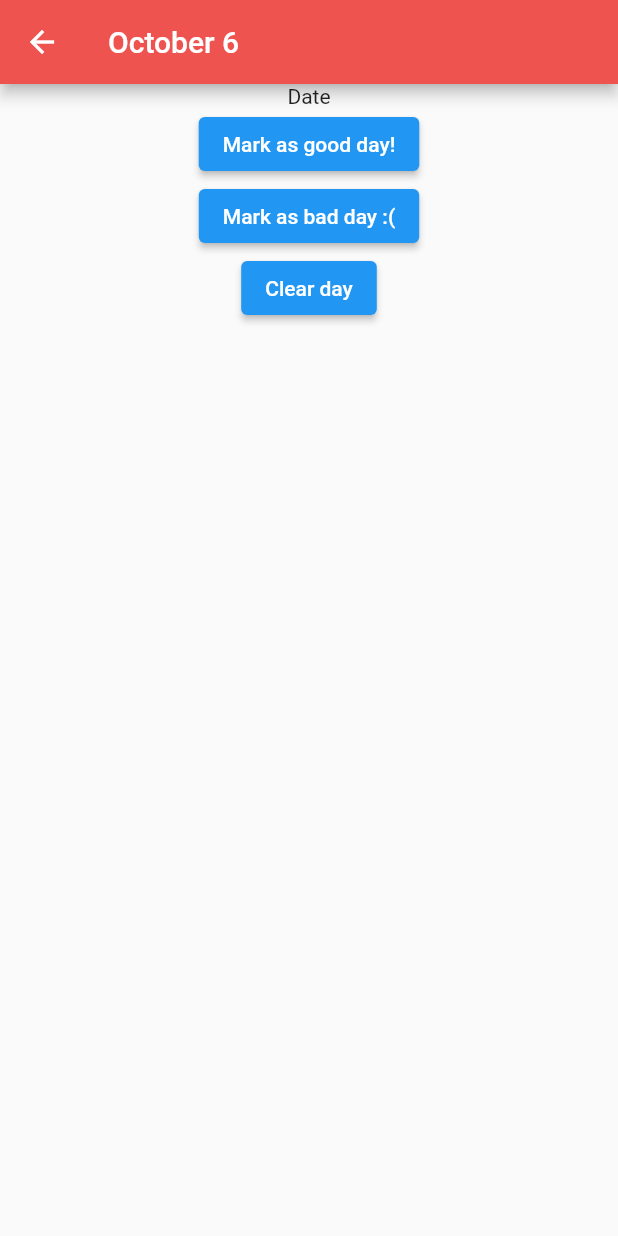
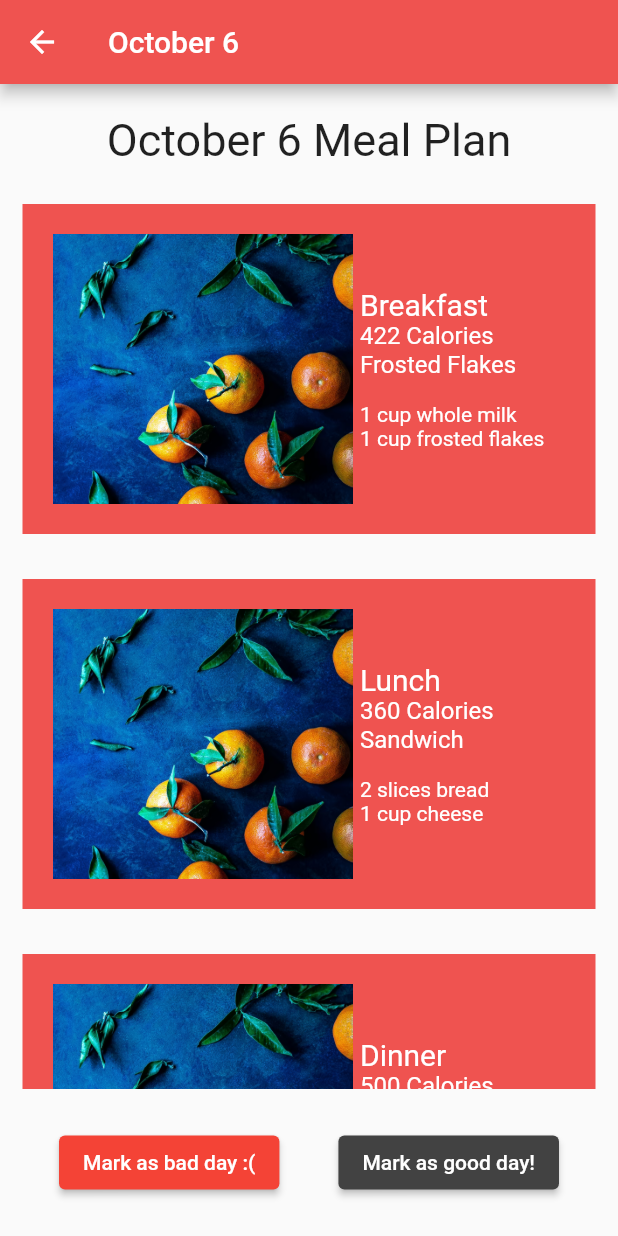
Before and after one commit to Jessica-Trujillo/MealPrep, a Flutter app: the CalendarDayPage screen opened directly with empty values, after a tap on "Mark as bad day :(", on a phone screen of 412 x 824 dp. Run offline on Flutter 3.47's test engine with Material 2 defaults, Android fonts, the phone set to English and light mode, and no system bars; our stand-ins replace cloud_firestore, firebase_auth, firebase_core, flutter_calendar_carousel; missing offline and left inert: cloud_firestore_web, firebase_auth_web, firebase_core_web; accounts and stored records are empty.

Commit message:
Created card view of daily meals and also created buttons for good days and bad days.

```diff
--- a/MealPrep/lib/Calendar/CalendarDay.dart
+++ b/MealPrep/lib/Calendar/CalendarDay.dart
@@ -17,47 +17,122 @@ class CalendarDayPage extends StatefulWidget{
 
 
 class _CalendarDayPageState extends State<CalendarDayPage>{
+  void toggleGoodDay(){
+    setState(() {
+      var profile = CurrentSession.currentProfile;
+      // Current day is not a good day
+      if (!profile.goodDays.any((element) => element.day == widget.trackedDay.day && element.month == widget.trackedDay.month)){
+        profile.goodDays.add(widget.trackedDay);
+      }
+      else{
+        profile.goodDays.removeWhere((element) => element.day == widget.trackedDay.day && element.month == widget.trackedDay.month);
+      }
 
+      profile.badDays.removeWhere((element) => element.day == widget.trackedDay.day && element.month == widget.trackedDay.month);
+      profile.save();
+    });
+
+  }
+
+  void toggleBadDay(){
+    setState(() {
+      var profile = CurrentSession.currentProfile;
+      if (!profile.badDays.any((element) => element.day == widget.trackedDay.day && element.month == widget.trackedDay.month)){
+        profile.badDays.add(widget.trackedDay);
+      }
+      else {
+        profile.badDays.removeWhere((element) => element.day == widget.trackedDay.day && element.month == widget.trackedDay.month);
+      }
+      profile.goodDays.removeWhere((element) => element.day == widget.trackedDay.day && element.month == widget.trackedDay.month);
+      profile.save();
+    });
+
+  }
+
+  Widget buildCard(String title, String calories, String mealTitle, String ingredient1, String ingredient2){
+    return Container(margin: EdgeInsets.all(15), color: MyColors.accentColor, child:
+      Container(margin: EdgeInsets.fromLTRB(20, 20, 20, 20), child:
+        Row(children: [
+            Container(height: 180, width: 200, child:
+              FittedBox(fit: BoxFit.cover, clipBehavior: Clip.hardEdge,
+                child: Image.asset("images/backgroundImage.png"),
+              )
+            ),
+            Container(margin: EdgeInsets.all(5), child:
+              Column(crossAxisAlignment: CrossAxisAlignment.start, children: [
+                FittedBox(child:Text(title, style: TextStyle(fontSize: 20, color: Colors.white))),
+                FittedBox(child:Text(calories + " Calories", style: TextStyle(fontSize: 16, color: Colors.white))),
+                FittedBox(child:Text(mealTitle, style: TextStyle(fontSize: 16, color: Colors.white))),
+                Divider(color: Colors.black, thickness: 3),
+                Text(ingredient1, style: TextStyle(color: Colors.white)),
+                Text(ingredient2, style: TextStyle(color: Colors.white))
+              ],)
+            )
+        ])
+      ),
+    );
+  }
 
   @override
   Widget build(BuildContext context) {
     final DateFormat formatter = DateFormat('MMMM d');
     final String selectedDateStr = formatter.format(this.widget.trackedDay);
 
+    var profile = CurrentSession.currentProfile;
+
+    Color goodDayColor;
+    if (profile.goodDays.any((element) => element.day == this.widget.trackedDay.day && element.month == this.widget.trackedDay.month)){
+      goodDayColor = Colors.green;
+    }
+    else {
+      goodDayColor = Colors.grey[800]!;
+    }
+
+
+    Color badDayColor;
+    if (profile.badDays.any((element) => element.day == this.widget.trackedDay.day && element.month == this.widget.trackedDay.month)){
+      badDayColor = Colors.red;
+    }
+    else {
+      badDayColor = Colors.grey[800]!;
+    }
+    double width = MediaQuery. of(context). size. width;
+
     return Scaffold(
       appBar: AppBar(backgroundColor: MyColors.accentColor,
         title: Text(selectedDateStr),
       ),
       body: Column(children: [
-        Text("Date"),
-        Center(child:
-          ElevatedButton(onPressed: (){
-            var profile = CurrentSession.currentProfile;
-            if (!profile.goodDays.any((element) => element.day == widget.trackedDay.day && element.month == widget.trackedDay.month)){
-              profile.goodDays.add(widget.trackedDay);
-            }
-            profile.badDays.removeWhere((element) => element.day == widget.trackedDay.day && element.month == widget.trackedDay.month);
-            profile.save();
-          }, child: Text("Mark as good day!"))
+        Container(margin: EdgeInsets.fromLTRB(0, 20, 0, 10), alignment: Alignment.center,
+          child: Text(selectedDateStr + " Meal Plan", style: TextStyle(fontSize: 30),),
         ),
-        Center(child:
-          ElevatedButton(onPressed: (){
-            var profile = CurrentSession.currentProfile;
-            if (!profile.badDays.any((element) => element.day == widget.trackedDay.day && element.month == widget.trackedDay.month)){
-            profile.badDays.add(widget.trackedDay);
-            }
-            profile.goodDays.removeWhere((element) => element.day == widget.trackedDay.day && element.month == widget.trackedDay.month);
-            profile.save();
-          }, child: Text("Mark as bad day :(")),
+        Expanded(child:
+          SingleChildScrollView(child:
+            Column(children: [
+              buildCard("Breakfast", "422", "Frosted Flakes","1 cup whole milk", "1 cup frosted flakes"),
+              buildCard("Lunch", "360", "Sandwich","2 slices bread", "1 cup cheese"),
+              buildCard("Dinner", "500", "Steaks","1 cup steak", "5 lb potato"),
+            ])
+          )
         ),
-        Center(child:
-          ElevatedButton(onPressed: (){
-            var profile = CurrentSession.currentProfile;
-            profile.badDays.removeWhere((element) => element.day == widget.trackedDay.day && element.month == widget.trackedDay.month);
-            profile.goodDays.removeWhere((element) => element.day == widget.trackedDay.day && element.month == widget.trackedDay.month);
-            profile.save();
-          }, child: Text("Clear day")),
-        ),
+        Container(margin: EdgeInsets.symmetric(vertical: 25), child:
+          Row(mainAxisAlignment: MainAxisAlignment.spaceEvenly, children: [
+            Center(child:
+              ElevatedButton(onPressed: toggleBadDay, child: Text("Mark as bad day :("),
+                style: ElevatedButton.styleFrom(
+                  primary: badDayColor,
+                )
+              )
+            ),
+            Center(child:
+              ElevatedButton(onPressed: toggleGoodDay, child: Text("Mark as good day!"),
+                style: ElevatedButton.styleFrom(
+                  primary: goodDayColor,
+                )
+              )
+            ),
+          ],)
+        )
       ]),
     );
   }
--- a/MealPrep/lib/Calendar/CalendarPage.dart
+++ b/MealPrep/lib/Calendar/CalendarPage.dart
@@ -2,14 +2,10 @@ import 'package:cloud_firestore/cloud_firestore.dart';
 import 'package:flutter/material.dart';
 import 'package:foodplanapp/Calendar/CalendarDay.dart';
 import 'package:foodplanapp/CurrentSession.dart';
-import 'package:foodplanapp/DataModel/TrackedDay.dart';
 import 'package:foodplanapp/MyColors.dart';
-import 'dart:math';
-
 import 'package:flutter_calendar_carousel/flutter_calendar_carousel.dart'
     show CalendarCarousel;
 import 'package:flutter_calendar_carousel/classes/event.dart';
-import 'package:flutter_calendar_carousel/classes/event_list.dart';
 
 class CalendarPage extends StatefulWidget{
 
--- a/MealPrep/lib/DataModel/userProfile.dart
+++ b/MealPrep/lib/DataModel/userProfile.dart
@@ -1,6 +1,5 @@
 
 import 'package:cloud_firestore/cloud_firestore.dart';
-import 'package:foodplanapp/Calendar/CalendarPage.dart';
 
 class UserProfile {
 
--- a/MealPrep/lib/main.dart
+++ b/MealPrep/lib/main.dart
@@ -3,9 +3,7 @@ import 'dart:io';
 
 import 'package:flutter/material.dart';
 import 'package:foodplanapp/LoginPage.dart';
-import 'package:foodplanapp/RootNavigationPage.dart';
 import 'package:firebase_core/firebase_core.dart';
-import 'package:cloud_firestore/cloud_firestore.dart';
 
 void main() {
   HttpOverrides.global = new MyHttpOverrides();
```
Also changed, not shown: 1 other file.
